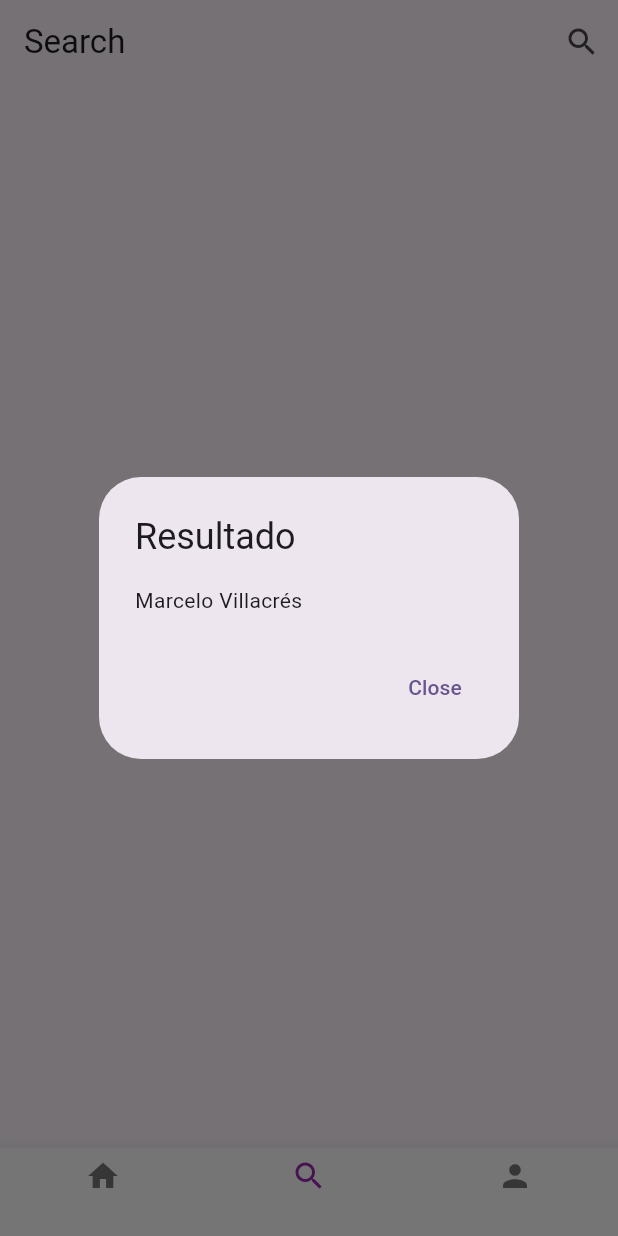
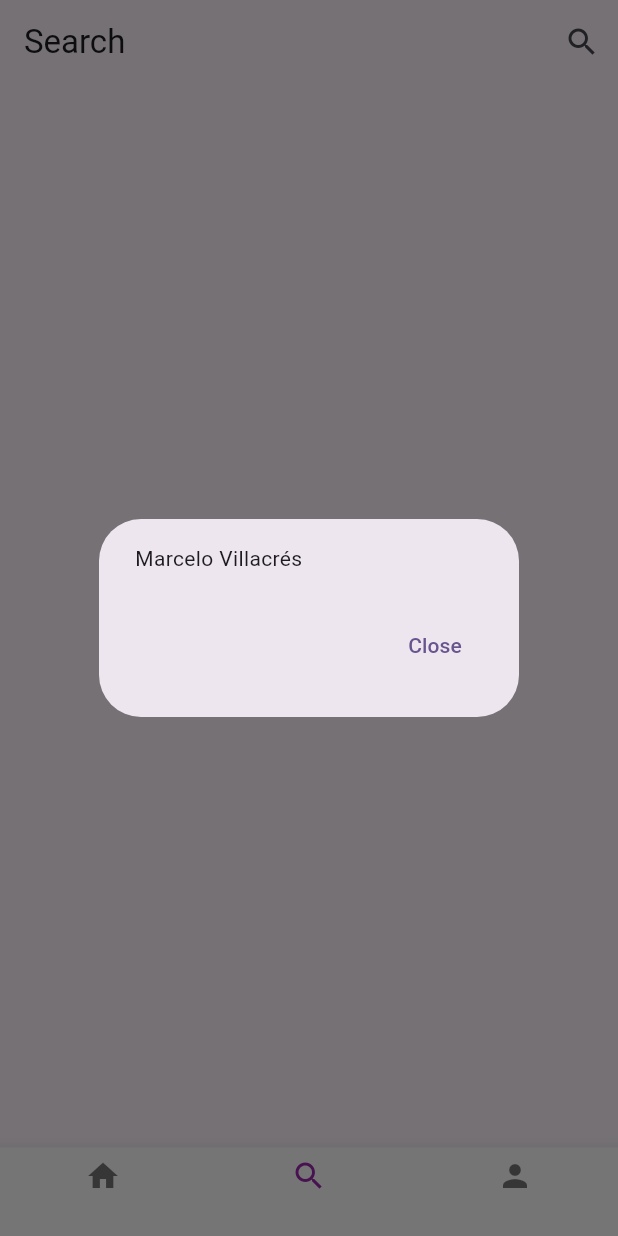
Before and after one commit to marcelojv2001/villacres_marcelo_p, a Flutter app: the screen it shows after launch, item 2 of the bottom bar chosen, after a tap on the "search" icon, on a phone screen of 412 x 824 dp. Run offline on Flutter 3.47's test engine with Material 3 defaults, Android fonts, the light colour scheme and no system bars; our stand-ins replace google_fonts.

Commit message:
villacres marcelo 8:15pm

```diff
--- a/lib/search_trips_page.dart
+++ b/lib/search_trips_page.dart
@@ -1,4 +1,3 @@
-
 import 'package:flutter/material.dart';
 
 class SearchTripsPage extends StatelessWidget {
@@ -17,7 +16,6 @@ class SearchTripsPage extends StatelessWidget {
                 context: context,
                 builder: (BuildContext context) {
                   return AlertDialog(
-                    title: Text('Resultado'),
                     content: Text('Marcelo Villacrés'),
                     actions: [
                       TextButton(
@@ -37,7 +35,6 @@ class SearchTripsPage extends StatelessWidget {
       body: Column(
         mainAxisAlignment: MainAxisAlignment.center,
         children: [
-
           SizedBox(height: 20),
           Container(
             color: Colors.blue,
```
